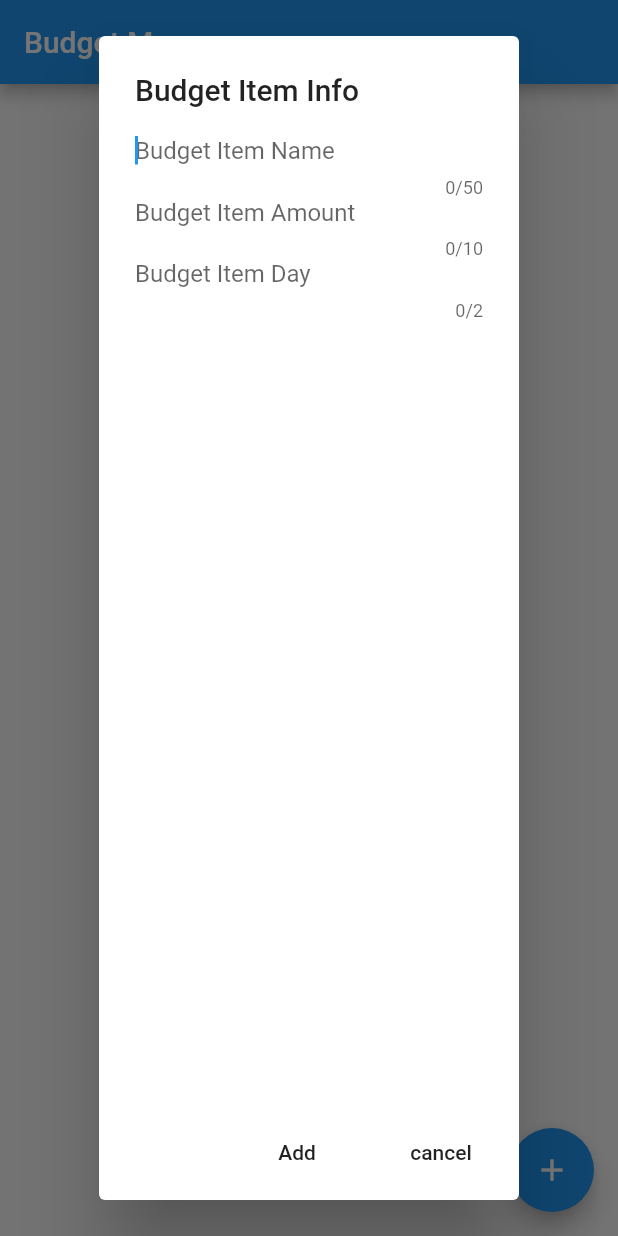
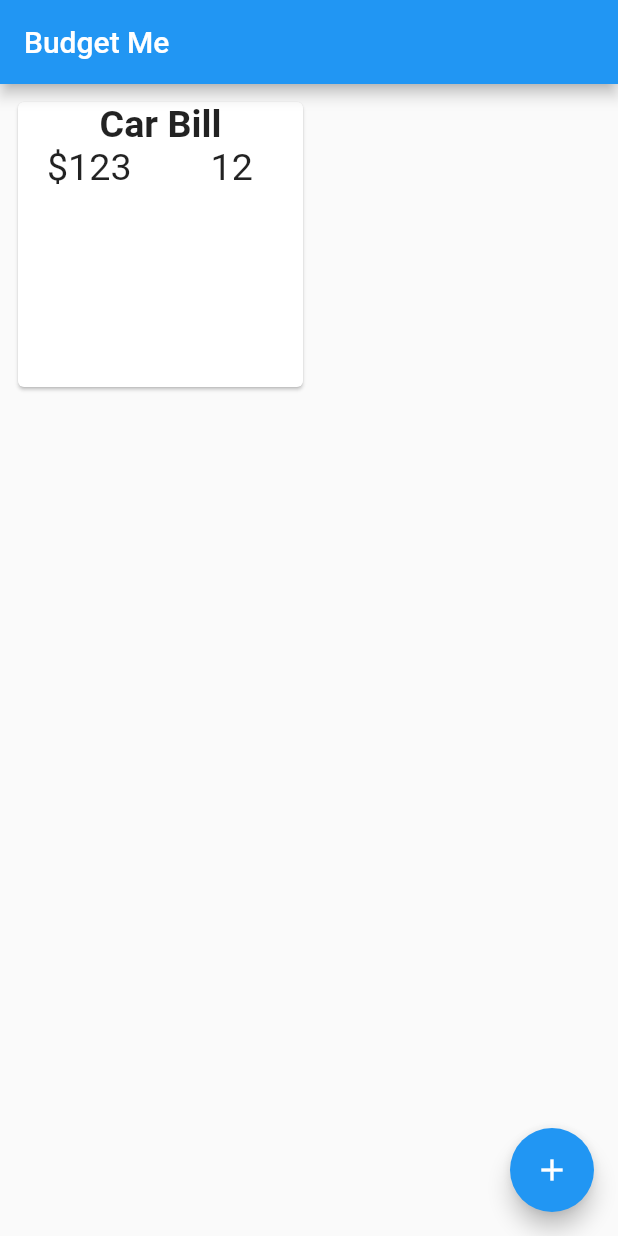
Before and after one commit to metjeanjunior/flutter-budget-me, a Flutter app: the screen it shows after launch, after a tap on the "add" icon, on a phone screen of 412 x 824 dp. Run offline on Flutter 3.47's test engine with Material 2 defaults, Android fonts, the phone set to English and light mode, and no system bars.

Commit message:
updated cards, fab in dev mode, updated to grid view

```diff
--- a/lib/main.dart
+++ b/lib/main.dart
@@ -1,5 +1,4 @@
 import 'package:flutter/material.dart';
-import 'dart:async';
 
 void main() => runApp(new MyApp());
 
@@ -26,25 +25,68 @@ class BudgetItem extends StatelessWidget {
     final String itemDueDay;
 
     @override
-      Widget build(BuildContext context) {
+    Widget build(BuildContext context) {
         // TODO: implement build
         return new Card(
             child : new Column(
-                mainAxisAlignment: MainAxisAlignment.center,
+                // mainAxisAlignment: MainAxisAlignment.center,
+                mainAxisSize: MainAxisSize.min,
                 children: <Widget> [
-                    new Text(itemName),
-                    new Text(itemAmount),
-                    new Text(itemDueDay)
+                    new Text(
+                        itemName,
+                        textAlign: TextAlign.center,
+                        overflow: TextOverflow.ellipsis,
+                        style: new TextStyle(
+                            fontWeight: FontWeight.bold,
+                            fontSize: 25.1
+                        ),
+                    ),
+                    new Row(
+                        children: <Widget> [
+                            new Expanded(
+                                child: new Text(
+                                    itemAmount,
+                                    textAlign: TextAlign.center,
+                                    style: new TextStyle(
+                                        // fontWeight: FontWeight.bold,
+                                        fontSize: 25.1
+                                    ),
+                                ),
+                            ),
+                            new Expanded(
+                                child: new Text(
+                                    itemDueDay,
+                                    textAlign: TextAlign.center,
+                                    style: new TextStyle(
+                                        // fontWeight: FontWeight.bold,
+                                        fontSize: 25.1
+                                    ),
+                                ),
+                            ),
+                        ]
+                    )
                 ]
             )
         );
-      }
+    }
 }
 
 class BudgetScreenState extends State<BudgetScreen> {
     final List<BudgetItem> _budgetItems = <BudgetItem>[];
 
-    void _newBudgetItem() async {
+    void _newBudgetItem() {
+        BudgetItem budgetItem = new BudgetItem(
+            itemName: "Car Bill",
+            itemAmount: "\$123",
+            itemDueDay: "12",
+        );
+
+        setState(() {
+            _budgetItems.insert(0, budgetItem);
+        });
+
+        return;
+
         final TextEditingController _nameTextController = new TextEditingController();
         final TextEditingController _amountTextController = new TextEditingController();
         final TextEditingController _dayTextController = new TextEditingController();
@@ -119,11 +161,6 @@ class BudgetScreenState extends State<BudgetScreen> {
 
     @override
     Widget build(BuildContext context) {
-        // _budgetItems.insert(0, new BudgetItem(
-        //     itemName: "_itemName",
-        //     itemAmount: "_itemAmount",
-        //     itemDueDay: "_itemDay",
-        // ));
         // TODO: implement build
         return new Scaffold(
             appBar: new AppBar(
@@ -132,9 +169,11 @@ class BudgetScreenState extends State<BudgetScreen> {
             body: new Column(
                 children: <Widget>[
                     new Flexible(
-                        child: new ListView.builder(
+                        child: new GridView.builder(
+                            gridDelegate: new SliverGridDelegateWithMaxCrossAxisExtent(
+                                maxCrossAxisExtent: 250.0
+                            ),
                             padding: new EdgeInsets.all(8.0),
-                            reverse: true,
                             itemBuilder: (_, int index) => _budgetItems[index],
                             itemCount: _budgetItems.length,
                         )
@@ -147,5 +186,5 @@ class BudgetScreenState extends State<BudgetScreen> {
                 child: new Icon(Icons.add),
             ),
         );
-      }
+    }
 }
```
